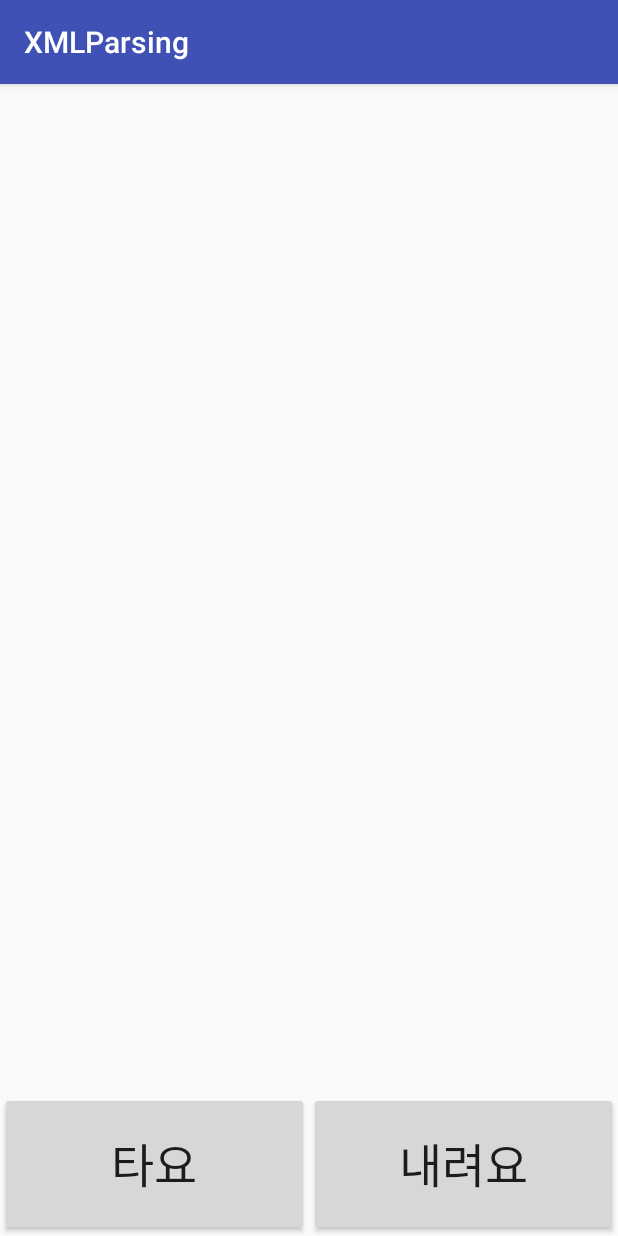
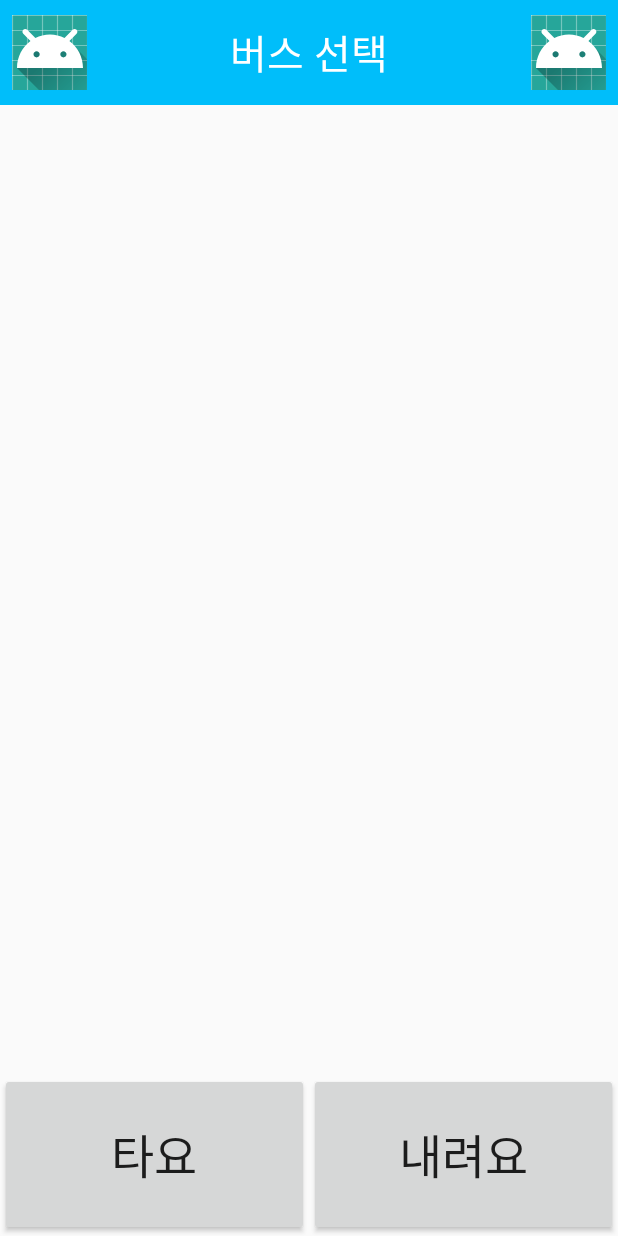
Before and after one commit to juny1902/2018_INU_CAPSTONE, an Android app: the ResultActivity screen opened directly, with no data from a screen before it, on a phone screen of 412 x 824 dp. Run offline under Robolectric (Android 15) with nearby library versions, the phone set to English and light mode, and no system bars; libraries missing offline, so code that uses them is left out: org.eclipse.paho.

Commit message:
Add back & refresh buttons

```diff
--- a/app/build.gradle
+++ b/app/build.gradle
@@ -22,6 +22,8 @@ dependencies {
     implementation fileTree(dir: 'libs', include: ['*.jar'])
     implementation 'com.android.support:appcompat-v7:27.1.1'
     implementation 'com.android.support.constraint:constraint-layout:1.1.2'
+    implementation 'org.eclipse.paho:org.eclipse.paho.client.mqttv3:1.1.1'
+
     testImplementation 'junit:junit:4.12'
     androidTestImplementation 'com.android.support.test:runner:1.0.2'
     androidTestImplementation 'com.android.support.test.espresso:espresso-core:3.0.2'
--- a/app/src/main/AndroidManifest.xml
+++ b/app/src/main/AndroidManifest.xml
@@ -3,6 +3,9 @@
     package="com.example.ryan.xmlparsing">
 
     <uses-permission android:name="android.permission.INTERNET" />
+    <uses-permission android:name="android.permission.WAKE_LOCK"/>
+    <uses-permission android:name="android.permission.ACCESS_NETWORK_STATE"/>
+    <uses-permission android:name="android.permission.READ_PHONE_STATE"/>
 
     <application
         android:allowBackup="true"
@@ -10,7 +13,7 @@
         android:label="@string/app_name"
         android:roundIcon="@mipmap/ic_launcher_round"
         android:supportsRtl="true"
-        android:theme="@style/AppTheme">
+        android:theme="@style/Theme.AppCompat.Light.NoActionBar">
         <activity android:name=".MainActivity">
             <intent-filter>
                 <action android:name="android.intent.action.MAIN" />
--- a/app/src/main/java/com/example/ryan/xmlparsing/ResultActivity.java
+++ b/app/src/main/java/com/example/ryan/xmlparsing/ResultActivity.java
@@ -6,9 +6,13 @@ import android.support.v7.app.AppCompatActivity;
 import android.view.View;
 import android.widget.AdapterView;
 import android.widget.Button;
+import android.widget.ImageButton;
 import android.widget.ListView;
 import android.widget.Toast;
 
+import org.eclipse.paho.client.mqttv3.MqttClient;
+import org.eclipse.paho.client.mqttv3.MqttException;
+import org.eclipse.paho.client.mqttv3.persist.MemoryPersistence;
 import org.w3c.dom.Document;
 import org.w3c.dom.NodeList;
 import org.xml.sax.SAXException;
@@ -24,8 +28,13 @@ import javax.xml.xpath.XPathExpressionException;
 import javax.xml.xpath.XPathFactory;
 
 public class ResultActivity extends AppCompatActivity {
+    final String broker_address = "iot.eclipse.org";
+    final String broker_port = "1883";
+
+
     ListView mListView;
     Button btn_ride, btn_off;
+    ImageButton btn_refresh_bus, btn_back_from_result;
     ResultStationAdapter mResultStationAdapter = new ResultStationAdapter();
     ResultRunningAdapter mResultRunningAdapter = new ResultRunningAdapter();
     int curStationSeq = 0;
@@ -54,6 +63,8 @@ public class ResultActivity extends AppCompatActivity {
         // 뷰와 객체 연결
         btn_ride = findViewById(R.id.btn_ride);
         btn_off = findViewById(R.id.btn_off);
+        btn_refresh_bus = findViewById(R.id.btn_refresh_bus);
+        btn_back_from_result = findViewById(R.id.btn_back_from_result);
         mListView = findViewById(R.id.ListView_Results);
         mListView.setChoiceMode(ListView.CHOICE_MODE_SINGLE);
         mListView.setOnItemClickListener(new AdapterView.OnItemClickListener() {
@@ -61,6 +72,18 @@ public class ResultActivity extends AppCompatActivity {
             public void onItemClick(AdapterView<?> parent, View view, int position, long id) {
                 mResultStationAdapter.setSelectedIndex(position);
                 mResultStationAdapter.notifyDataSetChanged();
+            }
+        });
+        btn_back_from_result.setOnClickListener(new View.OnClickListener() {
+            @Override
+            public void onClick(View v) {
+                finish();
+            }
+        });
+        btn_refresh_bus.setOnClickListener(new View.OnClickListener() {
+            @Override
+            public void onClick(View v) {
+                recreate();
             }
         });
 
@@ -85,9 +108,14 @@ public class ResultActivity extends AppCompatActivity {
                     if (selPlateNo.isEmpty()) {
                         Toast.makeText(ResultActivity.this, "해당 위치에 버스가 없습니다.", Toast.LENGTH_SHORT).show();
                     } else {
-                        Toast.makeText(ResultActivity.this,
-                                String.format("현재정류장:%d\n노선번호:%s\n번호판:%s.", curStationSeq, routeId, selPlateNo),
-                                Toast.LENGTH_SHORT).show();
+                        try {
+                            MqttClient client = new MqttClient(broker_address + ":" + broker_port, MqttClient.generateClientId(), new MemoryPersistence());
+                            client.connect();
+                            String msg = "ON&" + curStationSeq + "&" + routeId + "&" + selPlateNo;
+                            client.publish(selPlateNo, msg.getBytes(), 0, false);
+                        } catch (MqttException e) {
+                            e.printStackTrace();
+                        }
                     }
                 }
             }
@@ -96,6 +124,7 @@ public class ResultActivity extends AppCompatActivity {
 
             @Override
             public void onClick(View v) {
+
 
             }
         });
--- a/app/src/main/res/layout/activity_result.xml
+++ b/app/src/main/res/layout/activity_result.xml
@@ -1,10 +1,59 @@
 <?xml version="1.0" encoding="utf-8"?>
 <LinearLayout xmlns:android="http://schemas.android.com/apk/res/android"
+    xmlns:app="http://schemas.android.com/apk/res-auto"
     xmlns:tools="http://schemas.android.com/tools"
     android:layout_width="match_parent"
     android:layout_height="match_parent"
     android:orientation="vertical"
     tools:context=".ResultActivity">
+    <android.support.constraint.ConstraintLayout
+        android:background="@color/colorPrimary"
+        android:layout_width="match_parent"
+        android:layout_height="70dp">
+
+        <ImageButton
+            android:id="@+id/btn_back_from_result"
+            android:layout_width="50dp"
+            android:layout_height="50dp"
+            android:layout_gravity="left"
+            android:layout_marginBottom="8dp"
+            android:layout_marginStart="8dp"
+            android:layout_marginTop="8dp"
+            android:src="@mipmap/ic_launcher_round"
+            app:layout_constraintBottom_toBottomOf="parent"
+            app:layout_constraintStart_toStartOf="parent"
+            app:layout_constraintTop_toTopOf="parent" />
+
+        <TextView
+            android:id="@+id/textView"
+            android:layout_width="wrap_content"
+            android:layout_height="match_parent"
+            android:layout_marginBottom="8dp"
+            android:layout_marginEnd="8dp"
+            android:layout_marginStart="8dp"
+            android:layout_marginTop="8dp"
+            android:gravity="center"
+            android:textColor="@color/white"
+            android:text="버스 선택"
+            android:textSize="12pt"
+            app:layout_constraintBottom_toBottomOf="parent"
+            app:layout_constraintEnd_toStartOf="@+id/btn_refresh_bus"
+            app:layout_constraintStart_toEndOf="@+id/btn_back_from_result"
+            app:layout_constraintTop_toTopOf="parent" />
+
+        <ImageButton
+            android:id="@+id/btn_refresh_bus"
+            android:layout_width="50dp"
+            android:layout_height="50dp"
+            android:layout_marginBottom="8dp"
+            android:layout_marginEnd="8dp"
+            android:layout_marginTop="8dp"
+            android:src="@mipmap/ic_launcher_round"
+            app:layout_constraintBottom_toBottomOf="parent"
+            app:layout_constraintEnd_toEndOf="parent"
+            app:layout_constraintTop_toTopOf="parent" />
+
+    </android.support.constraint.ConstraintLayout>
 
     <ListView
         android:id="@+id/ListView_Results"
@@ -17,7 +66,7 @@
     <LinearLayout
         android:layout_width="match_parent"
         android:layout_height="match_parent"
-        android:layout_weight="7">
+        android:layout_weight="4">
 
         <Button
             android:id="@+id/btn_ride"
--- a/app/src/main/res/values/colors.xml
+++ b/app/src/main/res/values/colors.xml
@@ -1,6 +1,7 @@
 <?xml version="1.0" encoding="utf-8"?>
 <resources>
-    <color name="colorPrimary">#3F51B5</color>
+    <color name="colorPrimary">#00BEFA</color>
     <color name="colorPrimaryDark">#303F9F</color>
     <color name="colorAccent">#FF4081</color>
+    <color name="white">#FFFFFF</color>
 </resources>
```
